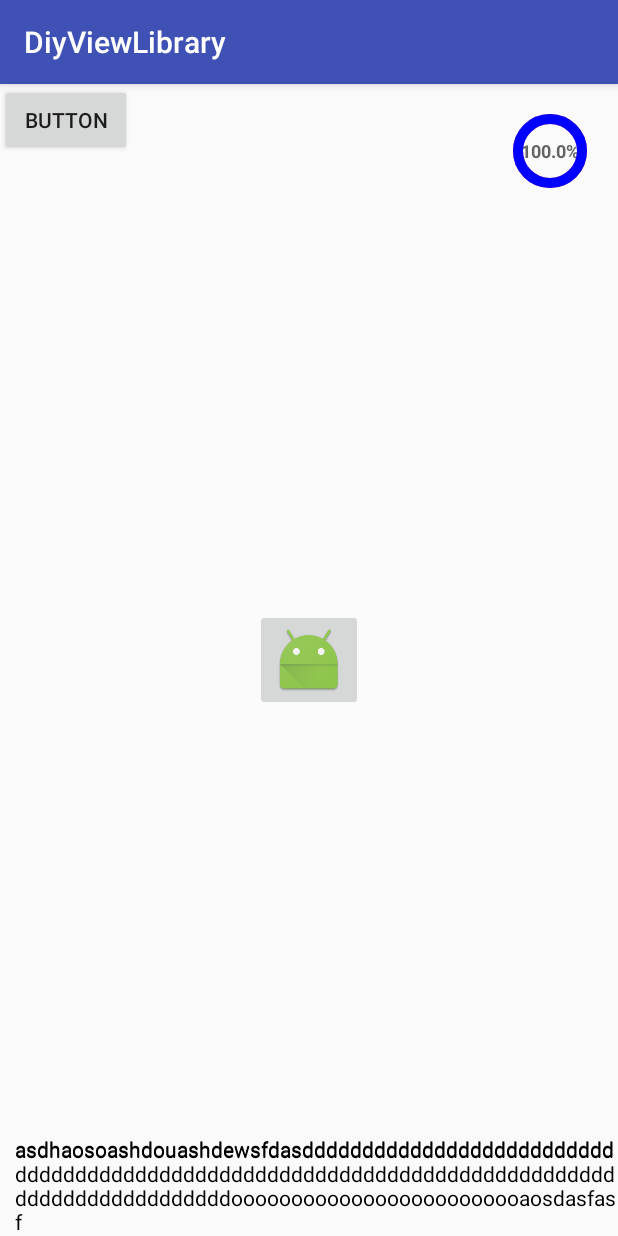
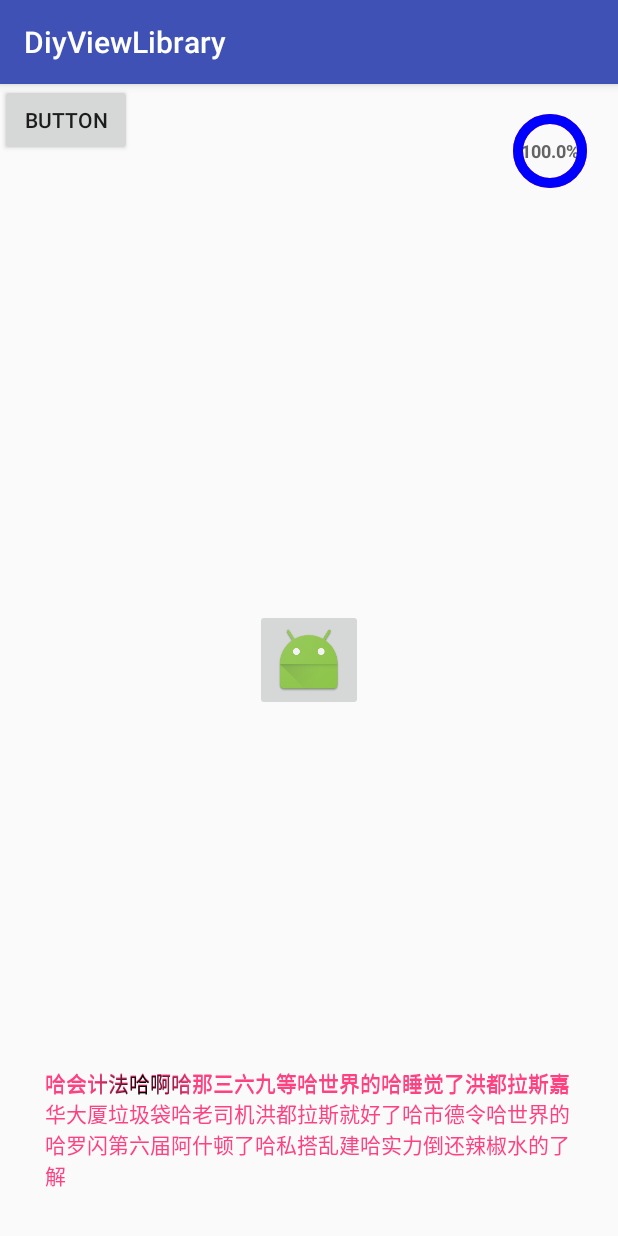
Before and after one commit to shijiaowang/customView, an Android app: the screen it shows after launch (MainActivity), after a tap on "asdhaosoashdouashdewsfdasddddddddddddddd", on a phone screen of 412 x 824 dp. Run offline under Robolectric (Android 15) with nearby library versions, the phone set to English and light mode, and no system bars; 1 other tap on this screen came first.

Commit message:
优化霓虹灯 textView

```diff
--- a/app/src/main/java/com/wangyang/diyviewlibrary/MainActivity.java
+++ b/app/src/main/java/com/wangyang/diyviewlibrary/MainActivity.java
@@ -25,7 +25,7 @@ public class MainActivity extends AppCompatActivity {
          findViewById(R.id.neno).setOnClickListener(new View.OnClickListener() {
             @Override
             public void onClick(View v) {
-                ((NeonLightsTextView) v).setTextColor(Color.BLACK);
+                ((NeonLightsTextView) v).setText("哈会计法哈啊哈那三六九等哈世界的哈睡觉了洪都拉斯嘉华大厦垃圾袋哈老司机洪都拉斯就好了哈市德令哈世界的哈罗闪第六届阿什顿了哈私搭乱建哈实力倒还辣椒水的了解");
             }
         });
         final CircleProgressView circleProgressView = (CircleProgressView) findViewById(R.id.progress);
--- a/app/src/main/res/layout/activity_main.xml
+++ b/app/src/main/res/layout/activity_main.xml
@@ -40,7 +40,7 @@
         android:textColor="@color/colorAccent"
         app:isSingleMove="true"
         app:isReversal="true"
-        android:paddingLeft="10dp"
+        android:padding="30dp"
         android:text="asdhaosoashdouashdewsfdasddddddddddddddddddddddddddddddddddddddddddddddddddddddddddddddddddddddddddddddddddddddddddddddooooooooooooooooooooooooaosdasfasf"
         android:layout_width="match_parent"
         android:layout_height="wrap_content" />
--- a/customViewlibrary/src/main/java/com/wangyang/divviewlibrary/view/neonlights/NeonLightsTextView.java
+++ b/customViewlibrary/src/main/java/com/wangyang/divviewlibrary/view/neonlights/NeonLightsTextView.java
@@ -47,6 +47,7 @@ public class NeonLightsTextView extends TextView {
     private float rightMoveLimit;
     private boolean isReversal;
     private int reversalNumber=1;
+    private String preText;
 
 
     public NeonLightsTextView(Context context) {
@@ -76,6 +77,7 @@ public class NeonLightsTextView extends TextView {
         super.onSizeChanged(w, h, oldw, oldh);
 
         calculateShader();
+
     }
 
     /**
@@ -83,6 +85,9 @@ public class NeonLightsTextView extends TextView {
      */
     private void calculateShader() {
         String text = getText().toString();
+        if (text.equals(preText)){
+            return;
+        }
         //总宽度
         textWidth = getPaint().measureText(text);
         Rect rect = new Rect();
@@ -114,6 +119,7 @@ public class NeonLightsTextView extends TextView {
             }
         }
         changeShader();
+        preText =text;
     }
 
     @Override
@@ -164,7 +170,7 @@ public class NeonLightsTextView extends TextView {
     private void moveTranslate() {
         currentTranslate += moveSpeed;
         if (currentTranslate > rightMoveLimit || currentTranslate < 1) {
-            if (isReversal) {//如果反转显示
+            if (isReversal) {//反转显示
                 moveSpeed = -moveSpeed;
             } else {//不反转
                 currentTranslate = 1;
@@ -193,4 +199,12 @@ public class NeonLightsTextView extends TextView {
         }
         return currentLine+reversalNumber;
     }
+
+    @Override
+    protected void onTextChanged(CharSequence text, int start, int lengthBefore, int lengthAfter) {
+        super.onTextChanged(text, start, lengthBefore, lengthAfter);
+        if (colors!=null) {//防止 xml 设置的时候重复执行
+            calculateShader();
+        }
+    }
 }
```
